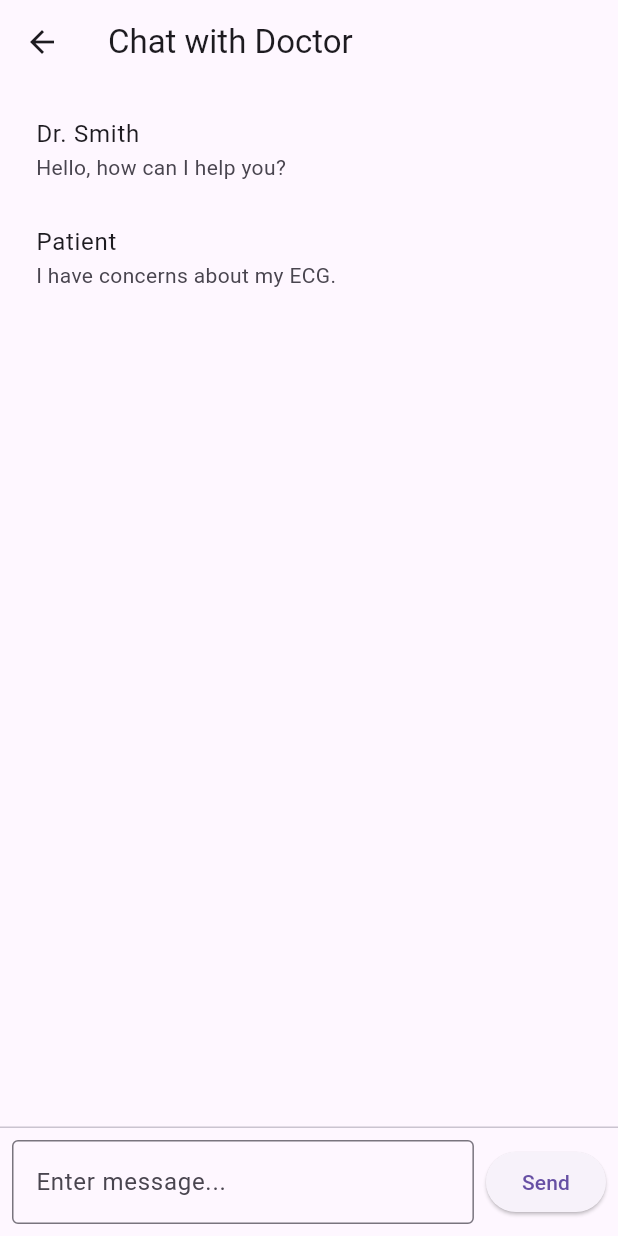
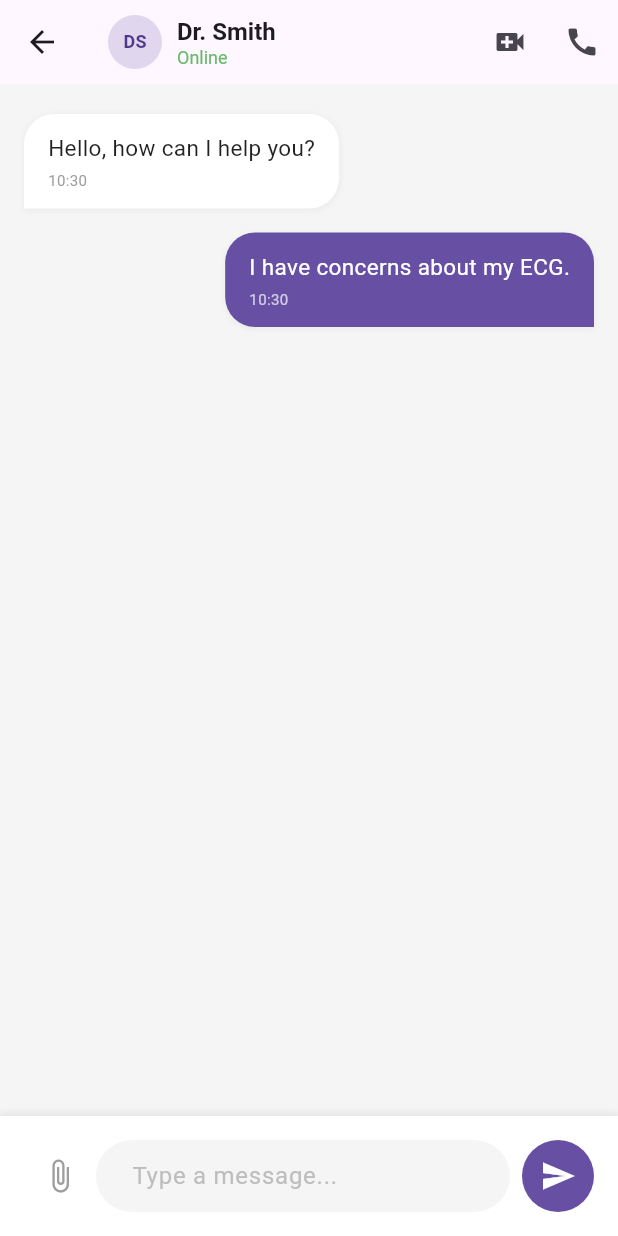
Before and after one commit to ASHUVINAYAK1/ECG-APP-MOBILE, a Flutter app: the ChatScreen screen opened by its route, on a phone screen of 412 x 824 dp. Run offline on Flutter 3.47's test engine with Material 3 defaults, Android fonts, the phone set to English and light mode, and no system bars.

Commit message:
chat screen

```diff
--- a/lib/screens/patient/chat_screen.dart
+++ b/lib/screens/patient/chat_screen.dart
@@ -1,4 +1,3 @@
-// lib/screens/patient/chat_screen.dart
 import 'package:flutter/material.dart';
 
 class ChatScreen extends StatefulWidget {
@@ -30,46 +29,162 @@ class _ChatScreenState extends State<ChatScreen> {
   @override
   Widget build(BuildContext context) {
     return Scaffold(
-      appBar: AppBar(title: const Text('Chat with Doctor')),
-      body: Column(
+      appBar: AppBar(
+        title: Row(
+          children: [
+            CircleAvatar(
+              radius: 18,
+              backgroundColor: Theme.of(context).primaryColor.withOpacity(0.2),
+              child: const Text(
+                "DS",
+                style: TextStyle(fontWeight: FontWeight.bold, fontSize: 12),
+              ),
+            ),
+            const SizedBox(width: 10),
+            Column(
+              crossAxisAlignment: CrossAxisAlignment.start,
+              children: [
+                const Text(
+                  'Dr. Smith',
+                  style: TextStyle(fontSize: 16, fontWeight: FontWeight.bold),
+                ),
+                Text(
+                  'Online',
+                  style: TextStyle(fontSize: 12, color: Colors.green.shade400),
+                ),
+              ],
+            ),
+          ],
+        ),
+        actions: [
+          IconButton(icon: const Icon(Icons.video_call), onPressed: () {}),
+          IconButton(icon: const Icon(Icons.call), onPressed: () {}),
+        ],
+      ),
+      body: Container(
+        decoration: BoxDecoration(color: Colors.grey.shade100),
+        child: Column(
           children: [
             Expanded(
               child: ListView.builder(
-              padding: const EdgeInsets.all(8),
+                padding: const EdgeInsets.symmetric(
+                  horizontal: 16,
+                  vertical: 12,
+                ),
                 itemCount: _messages.length,
                 itemBuilder: (context, index) {
                   final msg = _messages[index];
-                return ListTile(
-                  title: Text(msg["sender"]!),
-                  subtitle: Text(msg["message"]!),
+                  final isDoctor = msg["sender"] == "Dr. Smith";
+
+                  return Align(
+                    alignment:
+                        isDoctor ? Alignment.centerLeft : Alignment.centerRight,
+                    child: Container(
+                      margin: const EdgeInsets.symmetric(vertical: 8),
+                      padding: const EdgeInsets.symmetric(
+                        horizontal: 16,
+                        vertical: 12,
+                      ),
+                      decoration: BoxDecoration(
+                        color:
+                            isDoctor
+                                ? Colors.white
+                                : Theme.of(context).primaryColor,
+                        borderRadius: BorderRadius.circular(20).copyWith(
+                          bottomLeft:
+                              isDoctor ? const Radius.circular(0) : null,
+                          bottomRight:
+                              !isDoctor ? const Radius.circular(0) : null,
+                        ),
+                        boxShadow: [
+                          BoxShadow(
+                            color: Colors.black.withOpacity(0.05),
+                            offset: const Offset(0, 1),
+                            blurRadius: 3,
+                          ),
+                        ],
+                      ),
+                      constraints: const BoxConstraints(maxWidth: 250),
+                      child: Column(
+                        crossAxisAlignment: CrossAxisAlignment.start,
+                        children: [
+                          Text(
+                            msg["message"]!,
+                            style: TextStyle(
+                              color: isDoctor ? Colors.black87 : Colors.white,
+                              fontSize: 15,
+                            ),
+                          ),
+                          const SizedBox(height: 4),
+                          Text(
+                            '${DateTime.now().hour}:${DateTime.now().minute.toString().padLeft(2, '0')}',
+                            style: TextStyle(
+                              fontSize: 10,
+                              color: isDoctor ? Colors.grey : Colors.white70,
+                            ),
+                          ),
+                        ],
+                      ),
+                    ),
                   );
                 },
               ),
             ),
-          const Divider(height: 1),
-          Padding(
-            padding: const EdgeInsets.all(8.0),
+            Container(
+              padding: const EdgeInsets.all(16),
+              decoration: BoxDecoration(
+                color: Colors.white,
+                boxShadow: [
+                  BoxShadow(
+                    color: Colors.grey.withOpacity(0.2),
+                    spreadRadius: 1,
+                    blurRadius: 3,
+                    offset: const Offset(0, -1),
+                  ),
+                ],
+              ),
               child: Row(
                 children: [
+                  IconButton(
+                    icon: const Icon(Icons.attach_file, color: Colors.grey),
+                    onPressed: () {},
+                  ),
                   Expanded(
                     child: TextField(
                       controller: _controller,
-                    decoration: const InputDecoration(
-                      hintText: 'Enter message...',
-                      border: OutlineInputBorder(),
+                      decoration: InputDecoration(
+                        hintText: 'Type a message...',
+                        hintStyle: TextStyle(color: Colors.grey.shade400),
+                        filled: true,
+                        fillColor: Colors.grey.shade100,
+                        contentPadding: const EdgeInsets.symmetric(
+                          horizontal: 20,
+                          vertical: 12,
+                        ),
+                        border: OutlineInputBorder(
+                          borderRadius: BorderRadius.circular(30),
+                          borderSide: BorderSide.none,
+                        ),
                       ),
                     ),
                   ),
                   const SizedBox(width: 8),
-                ElevatedButton(
+                  Container(
+                    decoration: BoxDecoration(
+                      color: Theme.of(context).primaryColor,
+                      shape: BoxShape.circle,
+                    ),
+                    child: IconButton(
                       onPressed: _sendMessage,
-                  child: const Text('Send'),
+                      icon: const Icon(Icons.send, color: Colors.white),
+                    ),
                   ),
                 ],
               ),
             ),
           ],
         ),
+      ),
     );
   }
 }
```
Lines whose indentation alone changed are shown as unchanged.
